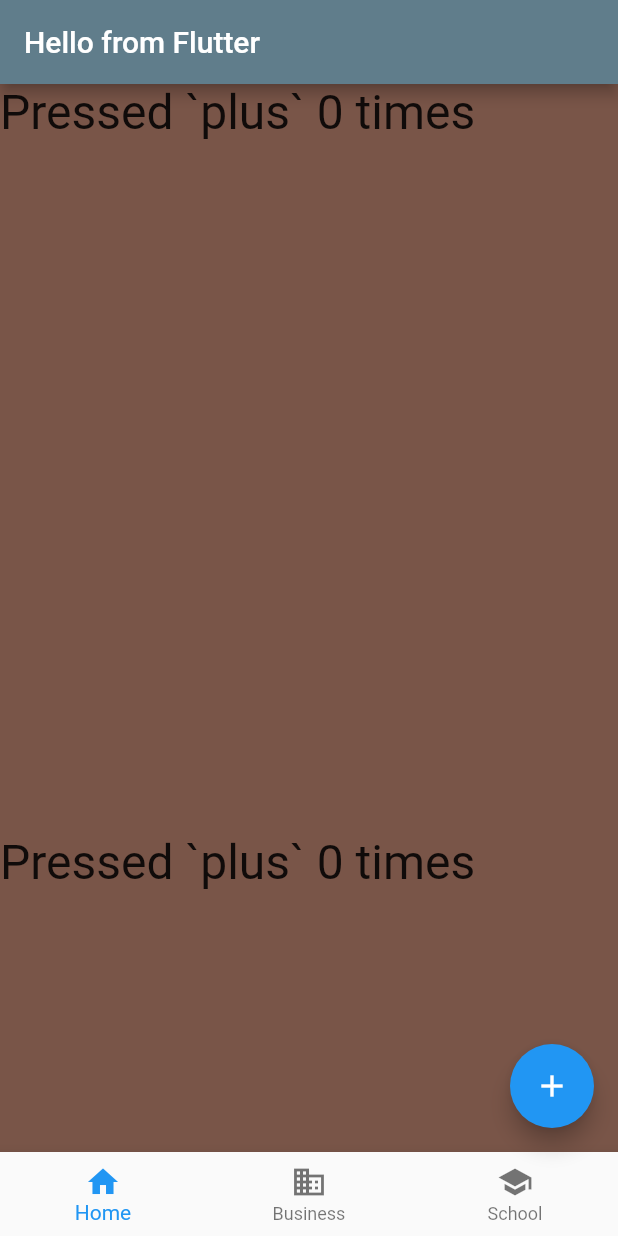
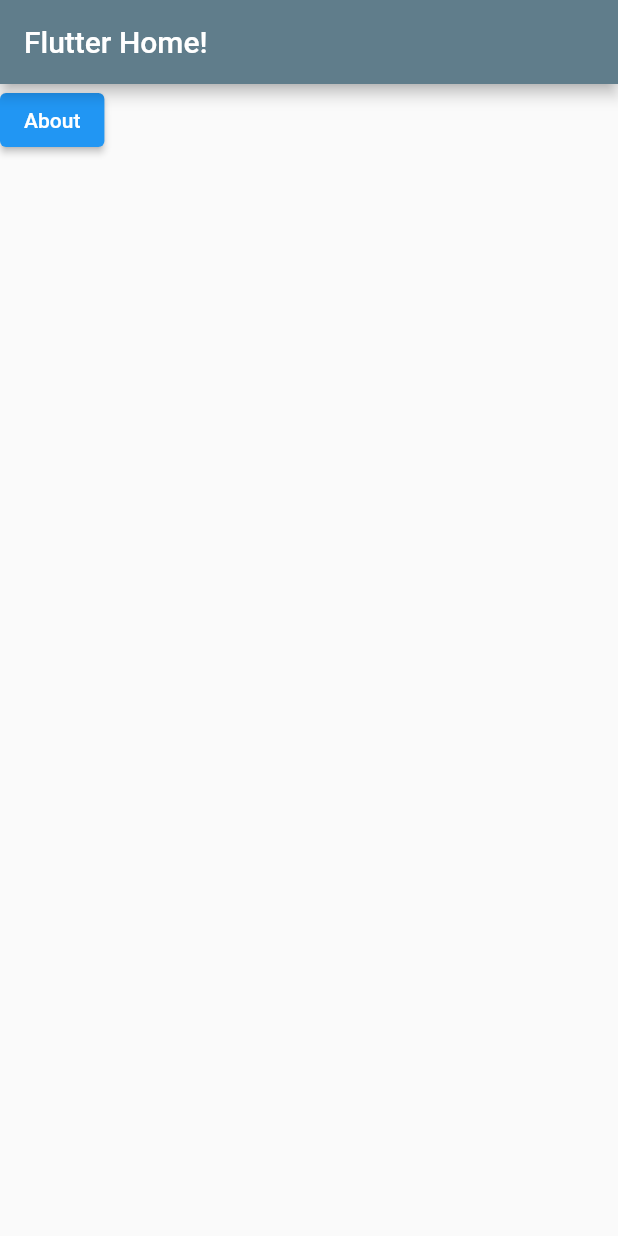
Before and after one commit to jdesoto1618/flutter-android-app, a Flutter app: the screen it shows after launch, on a phone screen of 412 x 824 dp. Run offline on Flutter 3.47's test engine with Material 2 defaults, Android fonts, the phone set to English and light mode, and no system bars.

Commit message:
Adds an About page and a button to naviagte to that page.
Places MaterialApp within the runApp function so that the
Navigation can be reached.

```diff
--- a/lib/main.dart
+++ b/lib/main.dart
@@ -1,19 +1,14 @@
 import 'package:flutter/material.dart';
-import 'dart:math' as math;
 
-void main(List<String> args) {
-  runApp(const MyApp());
+void main() {
+  runApp(const MaterialApp(
+    title: 'How to: Nav',
+    home: MyApp(),
+  ));
 }
 
-class MyApp extends StatefulWidget {
+class MyApp extends StatelessWidget {
   const MyApp({super.key});
-
-  @override
-  State<MyApp> createState() => _MyAppState();
-}
-
-class _MyAppState extends State<MyApp> {
-  int count = 0;
 
   @override
   Widget build(BuildContext context) {
@@ -21,45 +16,34 @@ class _MyAppState extends State<MyApp> {
       home: Scaffold(
         appBar: AppBar(
           backgroundColor: Colors.blueGrey,
-          title: const Text('Hello from Flutter'),
+          title: const Text('Flutter Home!'),
         ),
-        body: ListView.builder(
-          itemBuilder: (_, index) {
-            return Container(
-              color: Colors
-                  .primaries[math.Random().nextInt(Colors.primaries.length)],
-              width: 500,
-              height: 500,
-              child: Text(
-                'Pressed `plus` $count times',
-                style: const TextStyle(fontSize: 32),
+        body: ElevatedButton(
+          child: const Text('About'),
+          onPressed: () {
+            Navigator.push(
+              context,
+              MaterialPageRoute(
+                builder: (_) => const AboutScreen(),
               ),
             );
           },
         ),
-        floatingActionButton: FloatingActionButton(
-          onPressed: () {
-            setState(() {
-              count++;
-            });
-          },
-          child: const Icon(Icons.add),
-        ),
-        bottomNavigationBar: BottomNavigationBar(items: const [
-          BottomNavigationBarItem(
-            icon: Icon(Icons.home),
-            label: 'Home',
-          ),
-          BottomNavigationBarItem(
-            icon: Icon(Icons.business),
-            label: 'Business',
-          ),
-          BottomNavigationBarItem(
-            icon: Icon(Icons.school),
-            label: 'School',
-          ),
-        ]),
       ),
     );
   }
 }
+
+class AboutScreen extends StatelessWidget {
+  const AboutScreen({super.key});
+
+  @override
+  Widget build(BuildContext context) {
+    return Scaffold(
+      appBar: AppBar(
+        backgroundColor: Colors.greenAccent,
+        title: const Text('About Page'),
+      ),
+    );
+  }
+}
```
